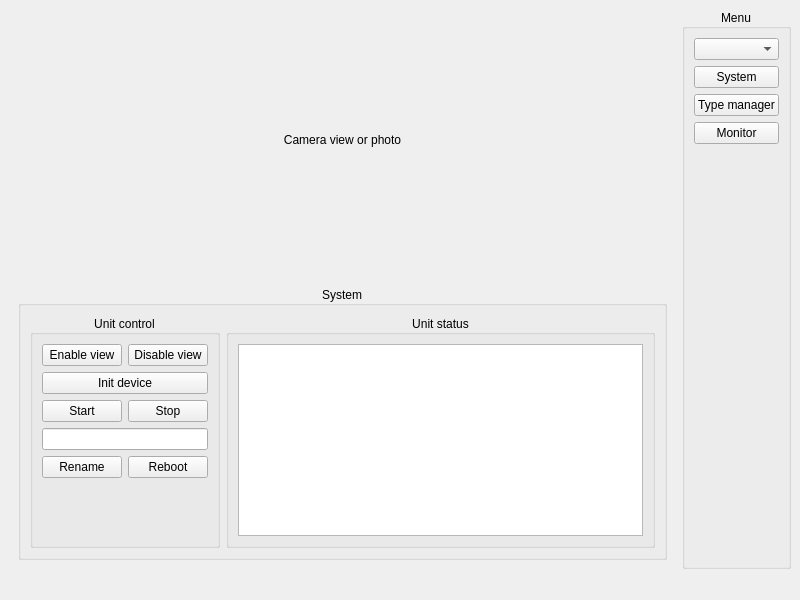
VinTRiZz/RemoteObjectDetector, file ControlGUI/src/GUI/mainwindow.ui: the form before one commit.
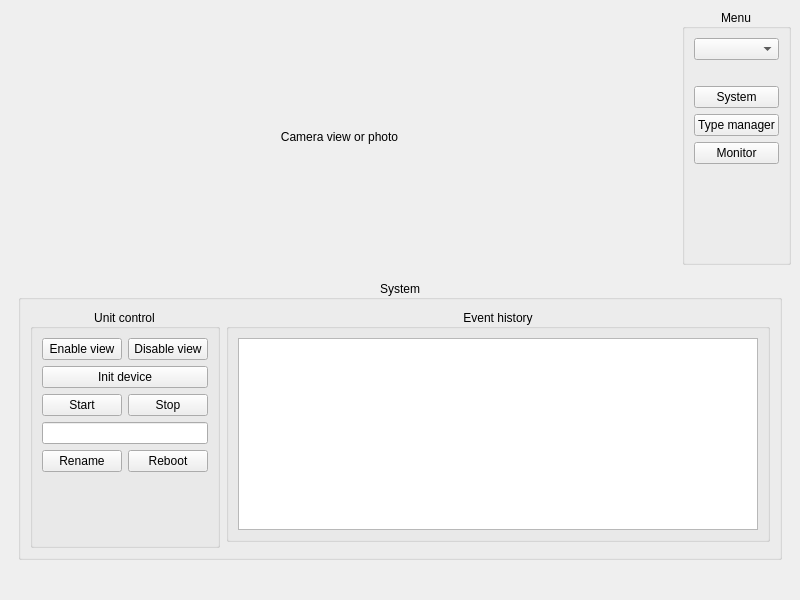
The form after the commit. The open tabs and pages were chosen to show the change.

Commit message: Device status, database, updates

Diff of the .ui file:
```diff
--- a/ControlGUI/src/GUI/mainwindow.ui
+++ b/ControlGUI/src/GUI/mainwindow.ui
@@ -21,7 +21,82 @@
   </property>
   <widget class="QWidget" name="centralwidget">
    <layout class="QGridLayout" name="gridLayout">
-    <item row="1" column="0">
+    <item row="0" column="0">
+     <widget class="QLabel" name="camera_label">
+      <property name="sizePolicy">
+       <sizepolicy hsizetype="Expanding" vsizetype="Expanding">
+        <horstretch>0</horstretch>
+        <verstretch>0</verstretch>
+       </sizepolicy>
+      </property>
+      <property name="text">
+       <string>Camera view or photo</string>
+      </property>
+      <property name="alignment">
+       <set>Qt::AlignCenter</set>
+      </property>
+     </widget>
+    </item>
+    <item row="0" column="2">
+     <widget class="QGroupBox" name="groupBox_2">
+      <property name="title">
+       <string>Menu</string>
+      </property>
+      <property name="alignment">
+       <set>Qt::AlignCenter</set>
+      </property>
+      <layout class="QVBoxLayout" name="verticalLayout">
+       <item>
+        <widget class="QComboBox" name="device_comboBox"/>
+       </item>
+       <item>
+        <widget class="QLabel" name="connectionStatus_label">
+         <property name="text">
+          <string/>
+         </property>
+         <property name="alignment">
+          <set>Qt::AlignCenter</set>
+         </property>
+        </widget>
+       </item>
+       <item>
+        <widget class="QPushButton" name="systemMenu_pushButton">
+         <property name="text">
+          <string>System</string>
+         </property>
+        </widget>
+       </item>
+       <item>
+        <widget class="QPushButton" name="typeManagerMenu_pushButton">
+         <property name="text">
+          <string>Type manager</string>
+         </property>
+        </widget>
+       </item>
+       <item>
+        <widget class="QPushButton" name="monitor_pushButton">
+         <property name="text">
+          <string>Monitor</string>
+         </property>
+        </widget>
+       </item>
+       <item>
+        <spacer name="verticalSpacer">
+         <property name="orientation">
+          <enum>Qt::Vertical</enum>
+         </property>
+         <property name="sizeHint" stdset="0">
+          <size>
+           <width>20</width>
+           <height>40</height>
+          </size>
+         </property>
+        </spacer>
+       </item>
+      </layout>
+     </widget>
+    </item>
+    <item row="1" column="0" colspan="3">
      <widget class="QStackedWidget" name="menu_stackedWidget">
       <property name="currentIndex">
        <number>1</number>
@@ -37,25 +112,6 @@
            <set>Qt::AlignCenter</set>
           </property>
           <layout class="QGridLayout" name="gridLayout_3">
-           <item row="0" column="1" rowspan="2">
-            <widget class="QGroupBox" name="groupBox_4">
-             <property name="title">
-              <string>Unit status</string>
-             </property>
-             <property name="alignment">
-              <set>Qt::AlignCenter</set>
-             </property>
-             <layout class="QVBoxLayout" name="verticalLayout_2">
-              <item>
-               <widget class="QTableView" name="devStatus_tableView">
-                <property name="editTriggers">
-                 <set>QAbstractItemView::NoEditTriggers</set>
-                </property>
-               </widget>
-              </item>
-             </layout>
-            </widget>
-           </item>
            <item row="0" column="0" rowspan="2">
             <widget class="QGroupBox" name="groupBox_3">
              <property name="title">
@@ -133,6 +189,21 @@
              </layout>
             </widget>
            </item>
+           <item row="0" column="1">
+            <widget class="QGroupBox" name="groupBox_9">
+             <property name="title">
+              <string>Event history</string>
+             </property>
+             <property name="alignment">
+              <set>Qt::AlignCenter</set>
+             </property>
+             <layout class="QHBoxLayout" name="horizontalLayout_8">
+              <item>
+               <widget class="QListWidget" name="history_listWidget"/>
+              </item>
+             </layout>
+            </widget>
+           </item>
           </layout>
          </widget>
         </item>
@@ -243,16 +314,26 @@
             </widget>
            </item>
            <item>
-            <widget class="QGroupBox" name="groupBox_9">
+            <widget class="QGroupBox" name="groupBox_4">
              <property name="title">
-              <string>History</string>
+              <string>Unit status</string>
              </property>
              <property name="alignment">
               <set>Qt::AlignCenter</set>
              </property>
              <layout class="QHBoxLayout" name="horizontalLayout_8">
               <item>
-               <widget class="QListWidget" name="history_listWidget"/>
+               <widget class="QTableView" name="devStatus_tableView">
+                <property name="editTriggers">
+                 <set>QAbstractItemView::NoEditTriggers</set>
+                </property>
+                <attribute name="horizontalHeaderVisible">
+                 <bool>false</bool>
+                </attribute>
+                <attribute name="horizontalHeaderHighlightSections">
+                 <bool>false</bool>
+                </attribute>
+               </widget>
               </item>
              </layout>
             </widget>
@@ -264,71 +345,6 @@
       </widget>
      </widget>
     </item>
-    <item row="0" column="0">
-     <widget class="QLabel" name="camera_label">
-      <property name="sizePolicy">
-       <sizepolicy hsizetype="Expanding" vsizetype="Expanding">
-        <horstretch>0</horstretch>
-        <verstretch>0</verstretch>
-       </sizepolicy>
-      </property>
-      <property name="text">
-       <string>Camera view or photo</string>
-      </property>
-      <property name="alignment">
-       <set>Qt::AlignCenter</set>
-      </property>
-     </widget>
-    </item>
-    <item row="0" column="1" rowspan="2">
-     <widget class="QGroupBox" name="groupBox_2">
-      <property name="title">
-       <string>Menu</string>
-      </property>
-      <property name="alignment">
-       <set>Qt::AlignCenter</set>
-      </property>
-      <layout class="QVBoxLayout" name="verticalLayout">
-       <item>
-        <widget class="QComboBox" name="device_comboBox"/>
-       </item>
-       <item>
-        <widget class="QPushButton" name="systemMenu_pushButton">
-         <property name="text">
-          <string>System</string>
-         </property>
-        </widget>
-       </item>
-       <item>
-        <widget class="QPushButton" name="typeManagerMenu_pushButton">
-         <property name="text">
-          <string>Type manager</string>
-         </property>
-        </widget>
-       </item>
-       <item>
-        <widget class="QPushButton" name="monitor_pushButton">
-         <property name="text">
-          <string>Monitor</string>
-         </property>
-        </widget>
-       </item>
-       <item>
-        <spacer name="verticalSpacer">
-         <property name="orientation">
-          <enum>Qt::Vertical</enum>
-         </property>
-         <property name="sizeHint" stdset="0">
-          <size>
-           <width>20</width>
-           <height>40</height>
-          </size>
-         </property>
-        </spacer>
-       </item>
-      </layout>
-     </widget>
-    </item>
    </layout>
   </widget>
   <widget class="QMenuBar" name="menubar">
```
Left out of the diff: 6 changed lines with no effect on the pictures. The commit also changes 15 other files.
